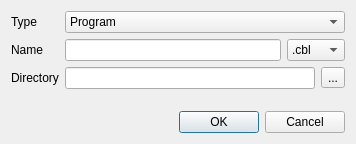
Before: the Qt Designer form forms/dlg_file_type.ui in OpenCobolIDE/OpenCobolIDE, drawn with Qt 5.
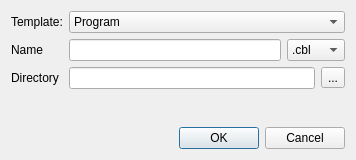
After: the same form once the commit is applied. Icons and pictures are not drawn.

Commit message: Improve ui: fix tooltips and status tips

```diff
--- a/forms/dlg_file_type.ui
+++ b/forms/dlg_file_type.ui
@@ -7,7 +7,7 @@
     <x>0</x>
     <y>0</y>
     <width>356</width>
-    <height>144</height>
+    <height>160</height>
    </rect>
   </property>
   <property name="windowTitle">
@@ -23,7 +23,7 @@
      <item row="0" column="0">
       <widget class="QLabel" name="label">
        <property name="text">
-        <string>Type</string>
+        <string>Template:</string>
        </property>
       </widget>
      </item>
```
Left out of the diff: 30 changed lines with no effect on the pictures. The commit also changes 7 other files.
